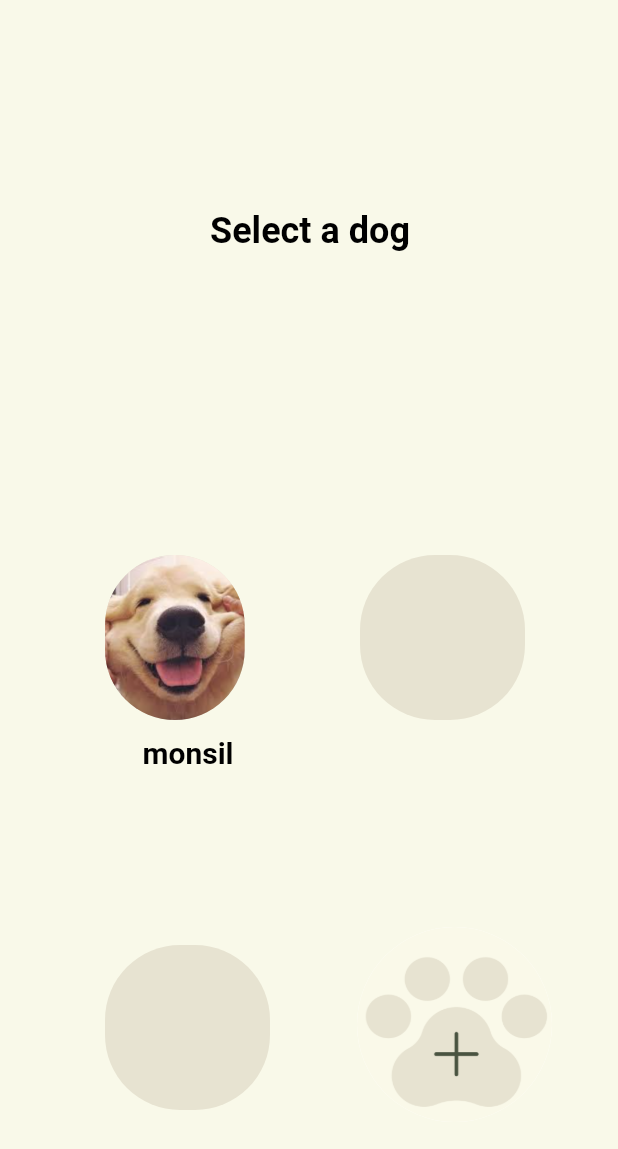
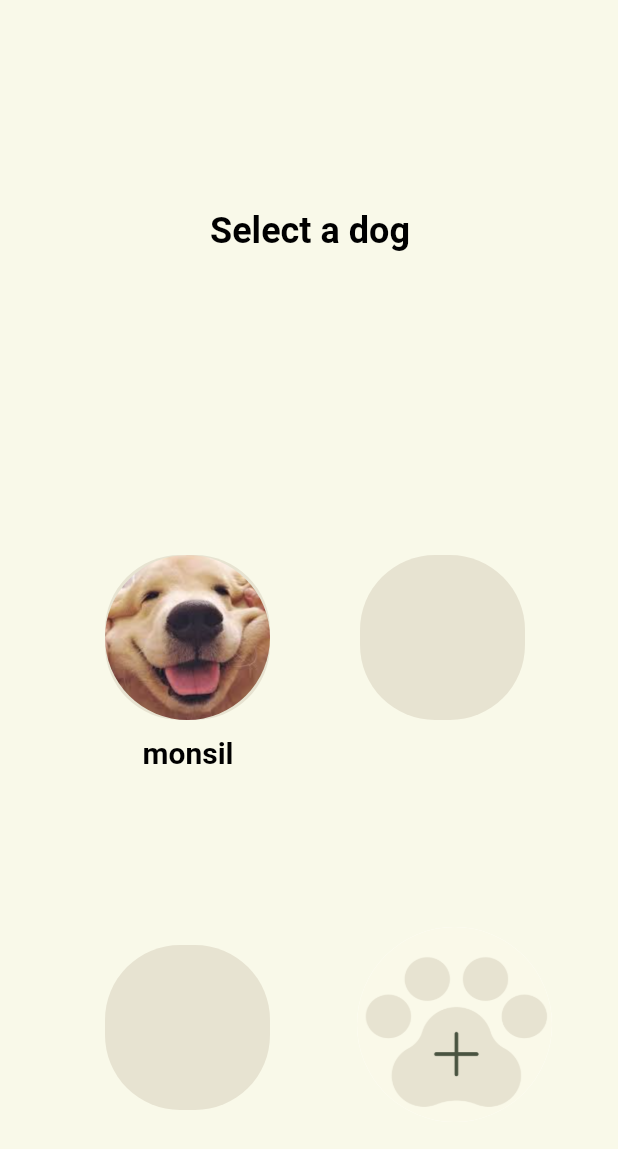
Before and after one commit to 222222222222222T/mong_project_ui, a Flutter app: the screen it shows after launch, after a tap on "start", on a phone screen of 412 x 824 dp. Shown: the top 1149 px of the screen. Run offline on Flutter 3.47's test engine with Material 2 defaults, Android fonts, the phone set to English and light mode, and no system bars; our stand-ins replace table_calendar.

Commit message:
git 테스트

```diff
--- a/lib/twoScreen.dart
+++ b/lib/twoScreen.dart
@@ -14,7 +14,7 @@ class twoScreen extends StatelessWidget {
               top: 370, // 상단 여백
 
                 child:Container(
-                  // width: 110, // 가로 크기
+                  width: 110, // 가로 크기
                   height: 110, // 세로 크기
                   decoration: BoxDecoration(
                     color: Color(0xFFE7E3D1), // 배경색상
```
